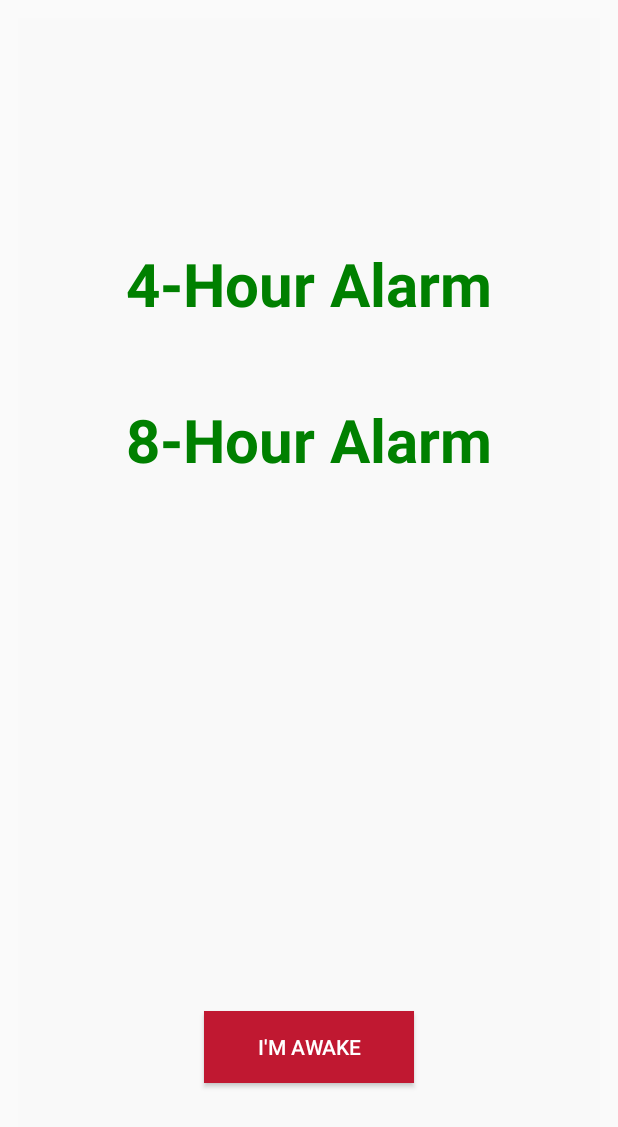
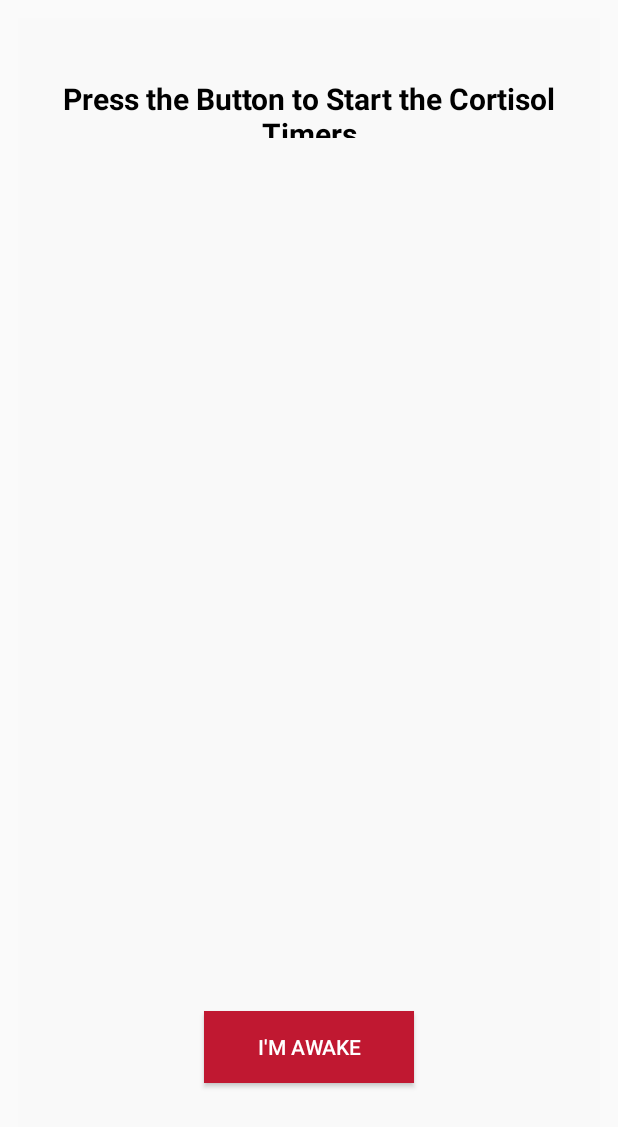
Before and after one commit to hannesvdc/Cortisol, an Android app built with Jetpack Compose: the screen it shows after launch (MainActivity), on a phone screen of 412 x 824 dp. Shown: the top 1127 px of the screen. Run offline under Robolectric (Android 15) with nearby library versions, the phone set to English and light mode, and no system bars.

Commit message:
Added explanatory textview

```diff
--- a/app/src/main/res/layout/activity_main.xml
+++ b/app/src/main/res/layout/activity_main.xml
@@ -9,39 +9,46 @@
     android:gravity="top"
     android:layout_gravity="center_horizontal">
 
-    <!-- First TextView -->
+    <TextView
+        android:id="@+id/info_view"
+        android:layout_width="wrap_content"
+        android:layout_height="40dp"
+        android:gravity="center"
+        android:text="Press the Button to Start the Cortisol Timers"
+        android:layout_marginTop="30dp"
+        android:textColor="#000000"
+        android:textSize="20dp"
+        android:textStyle="bold" />
+
     <TextView
         android:id="@+id/text_view_4_hour"
         android:layout_width="wrap_content"
         android:layout_height="wrap_content"
         android:layout_gravity="center_horizontal"
         android:layout_marginTop="140dp"
-        android:text="4-Hour Alarm"
+        android:text=""
         android:textColor="#008000"
         android:textSize="40dp"
         android:textStyle="bold"
         android:gravity="center"/>
 
-    <!-- Add space between TextViews -->
     <TextView
         android:id="@+id/text_view_8_hour"
         android:layout_width="wrap_content"
         android:layout_height="wrap_content"
         android:layout_gravity="center_horizontal"
         android:layout_marginTop="50dp"
-        android:text="8-Hour Alarm"
+        android:text=""
         android:textColor="#008000"
         android:textSize="40dp"
         android:textStyle="bold"
         android:gravity="center"/>
 
-    <!-- Spacer to push the button down -->
     <View
         android:layout_width="match_parent"
         android:layout_height="0dp"
         android:layout_weight="1"/>
 
-    <!-- Button -->
     <Button
         android:id="@+id/wake_button"
         android:layout_width="140dp"
```
